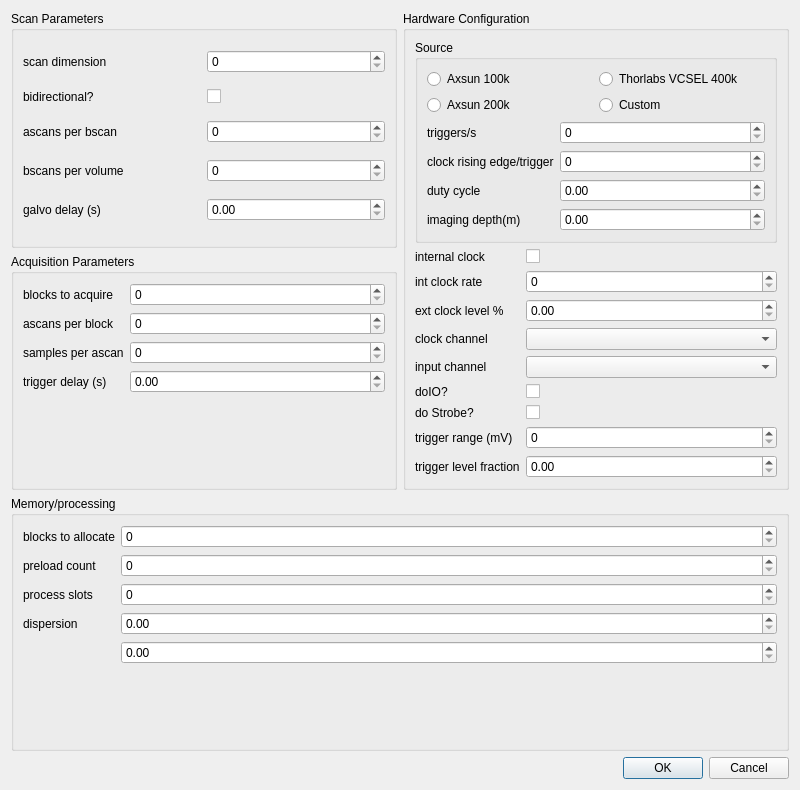
Old version of the form StandardEngineParams.ui in the repository djsperka/vortup.
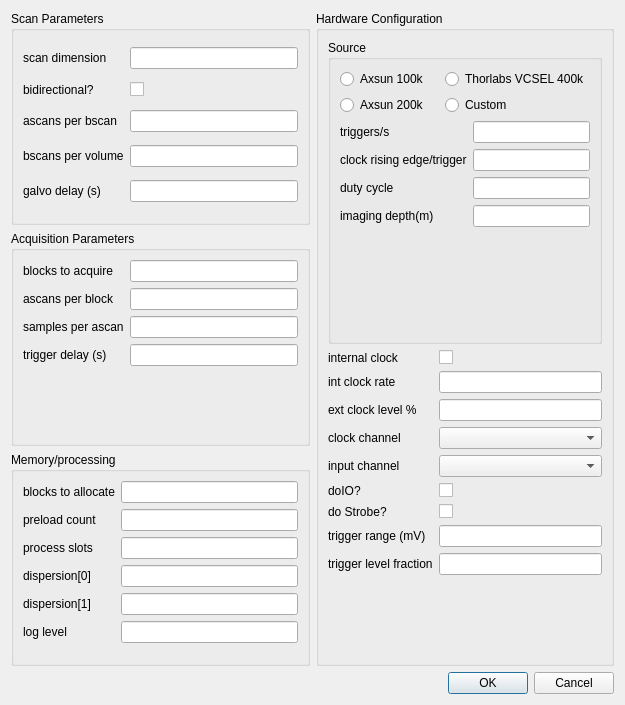
New version of the form.

Commit message: Dialog initilizes with supplied cfg. Returns (as attr _cfg) updated parameters if user hits OK.

```diff
--- a/StandardEngineParams.ui
+++ b/StandardEngineParams.ui
@@ -6,31 +6,24 @@
    <rect>
     <x>0</x>
     <y>0</y>
-    <width>800</width>
-    <height>790</height>
+    <width>625</width>
+    <height>705</height>
    </rect>
   </property>
   <property name="windowTitle">
    <string>Dialog</string>
   </property>
-  <layout class="QVBoxLayout" name="verticalLayout">
+  <layout class="QVBoxLayout" name="verticalLayout_2">
    <item>
     <layout class="QHBoxLayout" name="horizontalLayout">
      <item>
-      <layout class="QVBoxLayout" name="verticalLayout_2">
+      <layout class="QVBoxLayout" name="verticalLayout">
        <item>
         <widget class="QGroupBox" name="groupBox">
          <property name="title">
           <string>Scan Parameters</string>
          </property>
          <layout class="QGridLayout" name="gridLayout">
-          <item row="0" column="1">
-           <widget class="QDoubleSpinBox" name="doubleSpinBoxScanDimension">
-            <property name="decimals">
-             <number>0</number>
-            </property>
-           </widget>
-          </item>
           <item row="2" column="0">
            <widget class="QLabel" name="label_3">
             <property name="text">
@@ -45,12 +38,6 @@
             </property>
            </widget>
           </item>
-          <item row="3" column="1">
-           <widget class="QSpinBox" name="spinBoxBscansPerVolume"/>
-          </item>
-          <item row="2" column="1">
-           <widget class="QSpinBox" name="spinBoxAscansPerBscan"/>
-          </item>
           <item row="3" column="0">
            <widget class="QLabel" name="label_4">
             <property name="text">
@@ -72,9 +59,6 @@
             </property>
            </widget>
           </item>
-          <item row="4" column="1">
-           <widget class="QDoubleSpinBox" name="doubleSpinBoxGalvoDelay"/>
-          </item>
           <item row="0" column="0">
            <widget class="QLabel" name="label">
             <property name="text">
@@ -82,6 +66,18 @@
             </property>
            </widget>
           </item>
+          <item row="4" column="1">
+           <widget class="QLineEdit" name="lineEditGalvoDelay"/>
+          </item>
+          <item row="2" column="1">
+           <widget class="QLineEdit" name="lineEditAscansPerBscan"/>
+          </item>
+          <item row="0" column="1">
+           <widget class="QLineEdit" name="lineEditScanDimension"/>
+          </item>
+          <item row="3" column="1">
+           <widget class="QLineEdit" name="lineEditBscansPerVolume"/>
+          </item>
          </layout>
         </widget>
        </item>
@@ -99,7 +95,7 @@
            </widget>
           </item>
           <item row="0" column="1">
-           <widget class="QSpinBox" name="spinBoxBlocksToAcquire"/>
+           <widget class="QLineEdit" name="lineEditBlocksToAcquire"/>
           </item>
           <item row="1" column="0">
            <widget class="QLabel" name="label_7">
@@ -109,7 +105,7 @@
            </widget>
           </item>
           <item row="1" column="1">
-           <widget class="QSpinBox" name="spinBoxAscansPerBlock"/>
+           <widget class="QLineEdit" name="lineEditAscansPerBlock"/>
           </item>
           <item row="2" column="0">
            <widget class="QLabel" name="label_8">
@@ -119,7 +115,7 @@
            </widget>
           </item>
           <item row="2" column="1">
-           <widget class="QSpinBox" name="spinBoxSamplesPerAscan"/>
+           <widget class="QLineEdit" name="lineEditSamplesPerAscan"/>
           </item>
           <item row="3" column="0">
            <widget class="QLabel" name="label_9">
@@ -129,7 +125,76 @@
            </widget>
           </item>
           <item row="3" column="1">
-           <widget class="QDoubleSpinBox" name="doubleSpinBoxTriggerDelay"/>
+           <widget class="QLineEdit" name="lineEditTriggerDelay"/>
+          </item>
+         </layout>
+        </widget>
+       </item>
+       <item>
+        <widget class="QGroupBox" name="groupBox_5">
+         <property name="title">
+          <string>Memory/processing</string>
+         </property>
+         <layout class="QFormLayout" name="formLayout_5">
+          <item row="0" column="0">
+           <widget class="QLabel" name="label_23">
+            <property name="text">
+             <string>blocks to allocate</string>
+            </property>
+           </widget>
+          </item>
+          <item row="0" column="1">
+           <widget class="QLineEdit" name="lineEditBlocksToAllocate"/>
+          </item>
+          <item row="1" column="0">
+           <widget class="QLabel" name="label_24">
+            <property name="text">
+             <string>preload count</string>
+            </property>
+           </widget>
+          </item>
+          <item row="1" column="1">
+           <widget class="QLineEdit" name="lineEditPreloadCount"/>
+          </item>
+          <item row="2" column="0">
+           <widget class="QLabel" name="label_25">
+            <property name="text">
+             <string>process slots</string>
+            </property>
+           </widget>
+          </item>
+          <item row="2" column="1">
+           <widget class="QLineEdit" name="lineEditProcessSlots"/>
+          </item>
+          <item row="3" column="0">
+           <widget class="QLabel" name="label_26">
+            <property name="text">
+             <string>dispersion[0]</string>
+            </property>
+           </widget>
+          </item>
+          <item row="3" column="1">
+           <widget class="QLineEdit" name="lineEditDispersion0"/>
+          </item>
+          <item row="4" column="1">
+           <widget class="QLineEdit" name="lineEditDispersion1"/>
+          </item>
+          <item row="4" column="0">
+           <widget class="QLabel" name="label_27">
+            <property name="text">
+             <string>dispersion[1]</string>
+            </property>
+           </widget>
+          </item>
+          <item row="5" column="0">
+           <widget class="QLabel" name="label_28">
+            <property name="text">
+             <string>log level</string>
+            </property>
+           </widget>
+          </item>
+          <item row="5" column="1">
+           <widget class="QLineEdit" name="lineEditLogLevel"/>
           </item>
          </layout>
         </widget>
@@ -191,9 +256,6 @@
                  </property>
                 </widget>
                </item>
-               <item row="0" column="1">
-                <widget class="QSpinBox" name="spinBoxTriggersPerSecond"/>
-               </item>
                <item row="1" column="0">
                 <widget class="QLabel" name="label_11">
                  <property name="text">
@@ -201,9 +263,6 @@
                  </property>
                 </widget>
                </item>
-               <item row="1" column="1">
-                <widget class="QSpinBox" name="spinBoxClockRisingEdgesPerTrigger"/>
-               </item>
                <item row="2" column="0">
                 <widget class="QLabel" name="label_12">
                  <property name="text">
@@ -211,9 +270,6 @@
                  </property>
                 </widget>
                </item>
-               <item row="2" column="1">
-                <widget class="QDoubleSpinBox" name="doubleSpinBoxDutyCycle"/>
-               </item>
                <item row="3" column="0">
                 <widget class="QLabel" name="label_13">
                  <property name="text">
@@ -221,8 +277,17 @@
                  </property>
                 </widget>
                </item>
+               <item row="0" column="1">
+                <widget class="QLineEdit" name="lineEditTriggersPerSecond"/>
+               </item>
+               <item row="1" column="1">
+                <widget class="QLineEdit" name="lineEditClockRisingEdgesPerTrigger"/>
+               </item>
+               <item row="2" column="1">
+                <widget class="QLineEdit" name="lineEditDutyCycle"/>
+               </item>
                <item row="3" column="1">
-                <widget class="QDoubleSpinBox" name="doubleSpinBoxImagingDepth"/>
+                <widget class="QLineEdit" name="lineEditImagingDepth"/>
                </item>
               </layout>
              </item>
@@ -252,9 +317,6 @@
               </property>
              </widget>
             </item>
-            <item row="1" column="1">
-             <widget class="QSpinBox" name="spinBoxInternalClockRate"/>
-            </item>
             <item row="2" column="0">
              <widget class="QLabel" name="label_16">
               <property name="text">
@@ -262,9 +324,6 @@
               </property>
              </widget>
             </item>
-            <item row="2" column="1">
-             <widget class="QDoubleSpinBox" name="doubleSpinBoxExternalClockLevelPct"/>
-            </item>
             <item row="3" column="0">
              <widget class="QLabel" name="label_17">
               <property name="text">
@@ -320,9 +379,6 @@
               </property>
              </widget>
             </item>
-            <item row="7" column="1">
-             <widget class="QSpinBox" name="spinBoxTriggerRange"/>
-            </item>
             <item row="8" column="0">
              <widget class="QLabel" name="label_22">
               <property name="text">
@@ -330,8 +386,17 @@
               </property>
              </widget>
             </item>
+            <item row="1" column="1">
+             <widget class="QLineEdit" name="lineEditInternalClockRate"/>
+            </item>
+            <item row="2" column="1">
+             <widget class="QLineEdit" name="lineEditExternalClockLevelPct"/>
+            </item>
+            <item row="7" column="1">
+             <widget class="QLineEdit" name="lineEditTriggerRange"/>
+            </item>
             <item row="8" column="1">
-             <widget class="QDoubleSpinBox" name="doubleSpinBoxTriggerLevelFraction"/>
+             <widget class="QLineEdit" name="lineEditTriggerLevelFraction"/>
             </item>
            </layout>
           </item>
@@ -343,59 +408,7 @@
     </layout>
    </item>
    <item>
-    <widget class="QGroupBox" name="groupBox_5">
-     <property name="title">
-      <string>Memory/processing</string>
-     </property>
-     <layout class="QFormLayout" name="formLayout_5">
-      <item row="0" column="0">
-       <widget class="QLabel" name="label_23">
-        <property name="text">
-         <string>blocks to allocate</string>
-        </property>
-       </widget>
-      </item>
-      <item row="0" column="1">
-       <widget class="QSpinBox" name="spinBoxBlocksToAllocate"/>
-      </item>
-      <item row="1" column="0">
-       <widget class="QLabel" name="label_24">
-        <property name="text">
-         <string>preload count</string>
-        </property>
-       </widget>
-      </item>
-      <item row="1" column="1">
-       <widget class="QSpinBox" name="spinBoxPreloadCount"/>
-      </item>
-      <item row="2" column="0">
-       <widget class="QLabel" name="label_25">
-        <property name="text">
-         <string>process slots</string>
-        </property>
-       </widget>
-      </item>
-      <item row="2" column="1">
-       <widget class="QSpinBox" name="spinBoxProcessSlots"/>
-      </item>
-      <item row="3" column="0">
-       <widget class="QLabel" name="label_26">
-        <property name="text">
-         <string>dispersion</string>
-        </property>
-       </widget>
-      </item>
-      <item row="3" column="1">
-       <widget class="QDoubleSpinBox" name="doubleSpinBoxDispersion0"/>
-      </item>
-      <item row="4" column="1">
-       <widget class="QDoubleSpinBox" name="doubleSpinBoxDispersion1"/>
-      </item>
-     </layout>
-    </widget>
-   </item>
-   <item>
-    <widget class="QDialogButtonBox" name="buttonBox">
+    <widget class="QDialogButtonBox" name="buttonBoxMain">
      <property name="orientation">
       <enum>Qt::Horizontal</enum>
      </property>
```
Left out of the diff: 54 changed lines with no effect on the pictures. The commit also changes 1 other file.
